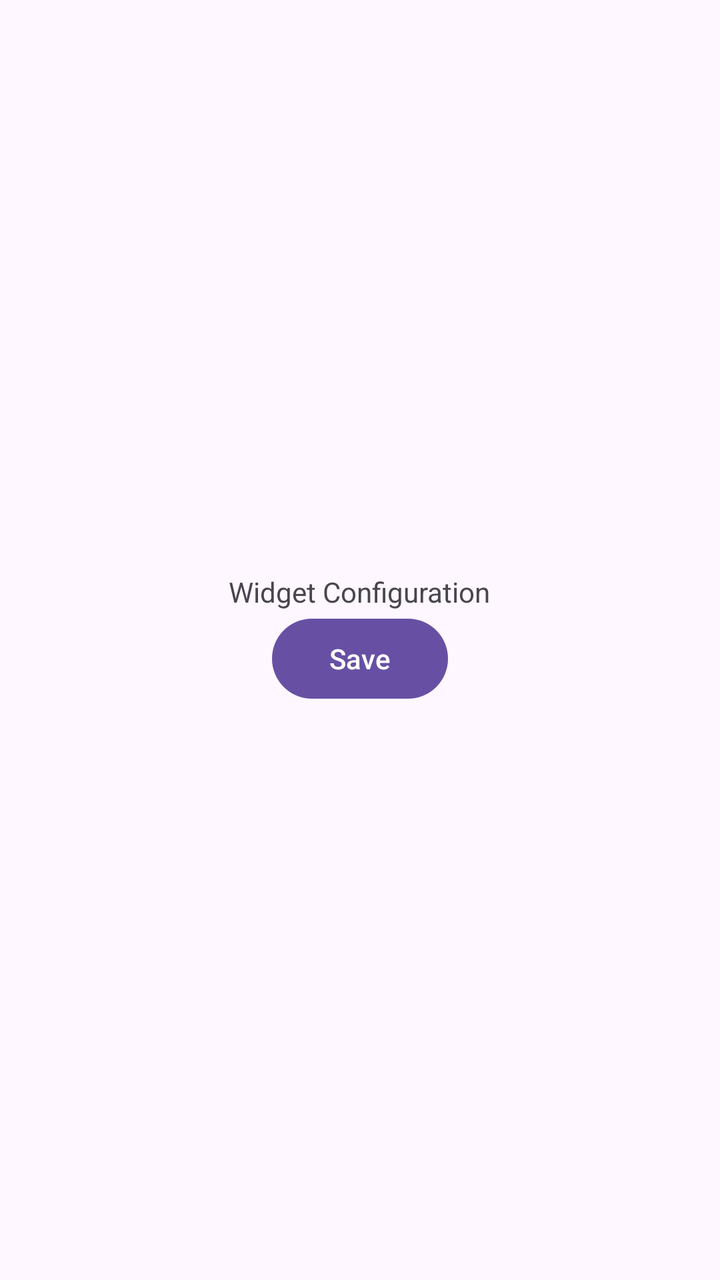
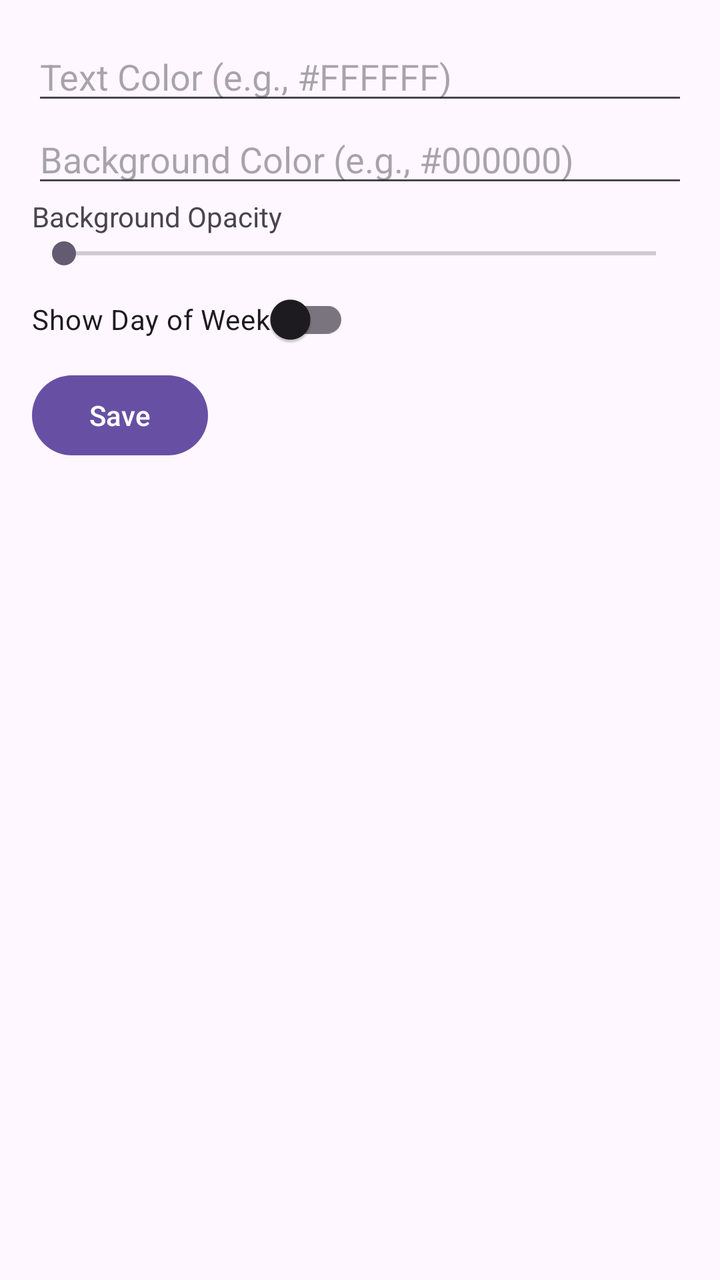

An Android layout rendered at two revisions. The XML below is the earlier revision; the diff shows what the commit changed to produce the second picture.
<!-- AndroidManifest.xml: application theme Theme.Onlydate -->
<!-- res/layout/activity_widget_config.xml -->
<?xml version="1.0" encoding="utf-8"?>
<LinearLayout xmlns:android="http://schemas.android.com/apk/res/android"
    android:layout_width="match_parent"
    android:layout_height="match_parent"
    android:gravity="center"
    android:orientation="vertical">

    <TextView
        android:layout_width="wrap_content"
        android:layout_height="wrap_content"
        android:text="Widget Configuration" />

    <Button
        android:id="@+id/save_button"
        android:layout_width="wrap_content"
        android:layout_height="wrap_content"
        android:text="Save" />

</LinearLayout>
<!-- resources referenced by this layout -->
<resources>
  <style name="Theme.Onlydate" parent="Base.Theme.Onlydate" />
  <style name="Base.Theme.Onlydate" parent="Theme.Material3.DayNight.NoActionBar">
          
          
      </style>
</resources>

<!-- the commit's change to res/layout/activity_widget_config.xml (unified diff, before → after) -->
@@ -2,13 +2,37 @@
 <LinearLayout xmlns:android="http://schemas.android.com/apk/res/android"
     android:layout_width="match_parent"
     android:layout_height="match_parent"
-    android:gravity="center"
-    android:orientation="vertical">
+    android:orientation="vertical"
+    android:padding="16dp">
+
+    <EditText
+        android:id="@+id/text_color_input"
+        android:layout_width="match_parent"
+        android:layout_height="wrap_content"
+        android:hint="Text Color (e.g., #FFFFFF)" />
+
+    <EditText
+        android:id="@+id/background_color_input"
+        android:layout_width="match_parent"
+        android:layout_height="wrap_content"
+        android:hint="Background Color (e.g., #000000)" />
 
     <TextView
         android:layout_width="wrap_content"
         android:layout_height="wrap_content"
-        android:text="Widget Configuration" />
+        android:text="Background Opacity" />
+
+    <SeekBar
+        android:id="@+id/opacity_seekbar"
+        android:layout_width="match_parent"
+        android:layout_height="wrap_content"
+        android:max="255" />
+
+    <androidx.appcompat.widget.SwitchCompat
+        android:id="@+id/show_day_of_week_switch"
+        android:layout_width="wrap_content"
+        android:layout_height="wrap_content"
+        android:text="Show Day of Week" />
 
     <Button
         android:id="@+id/save_button"
